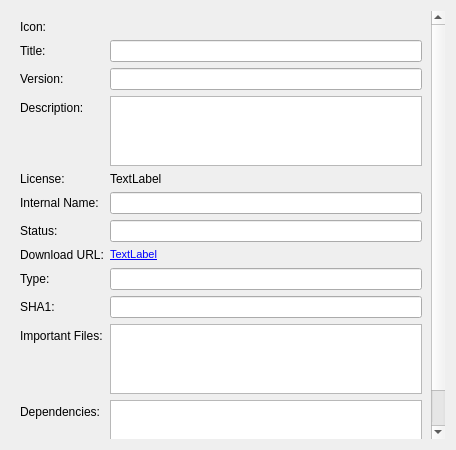
Above: wpmcpp/packageversionform.ui from npackd/npackd before the change. Below: the same form after it.
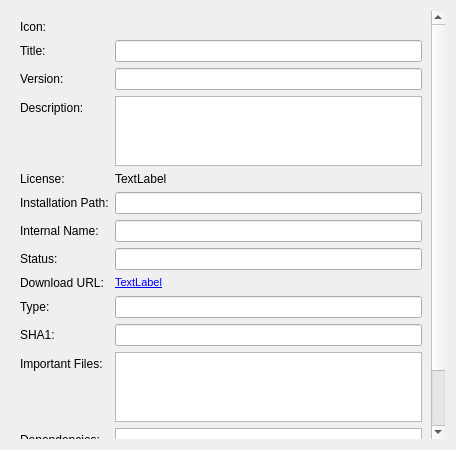
That is the form after the change.

Commit message: show installation path on detail tabs

```diff
--- a/wpmcpp/packageversionform.ui
+++ b/wpmcpp/packageversionform.ui
@@ -28,7 +28,7 @@
         <x>0</x>
         <y>0</y>
         <width>421</width>
-        <height>462</height>
+        <height>488</height>
        </rect>
       </property>
       <layout class="QFormLayout" name="formLayout">
@@ -97,7 +97,7 @@
          </property>
         </widget>
        </item>
-       <item row="5" column="0">
+       <item row="6" column="0">
         <widget class="QLabel" name="label_3">
          <property name="text">
           <string>Internal Name:</string>
@@ -107,14 +107,14 @@
          </property>
         </widget>
        </item>
-       <item row="5" column="1">
+       <item row="6" column="1">
         <widget class="QLineEdit" name="lineEditInternalName">
          <property name="readOnly">
           <bool>true</bool>
          </property>
         </widget>
        </item>
-       <item row="6" column="0">
+       <item row="7" column="0">
         <widget class="QLabel" name="label_7">
          <property name="text">
           <string>Status:</string>
@@ -124,21 +124,21 @@
          </property>
         </widget>
        </item>
-       <item row="6" column="1">
+       <item row="7" column="1">
         <widget class="QLineEdit" name="lineEditStatus">
          <property name="readOnly">
           <bool>true</bool>
          </property>
         </widget>
        </item>
-       <item row="8" column="0">
+       <item row="9" column="0">
         <widget class="QLabel" name="label_8">
          <property name="text">
           <string>Download URL:</string>
          </property>
         </widget>
        </item>
-       <item row="9" column="0">
+       <item row="10" column="0">
         <widget class="QLabel" name="label_10">
          <property name="text">
           <string>Type:</string>
@@ -148,14 +148,14 @@
          </property>
         </widget>
        </item>
-       <item row="9" column="1">
+       <item row="10" column="1">
         <widget class="QLineEdit" name="lineEditType">
          <property name="readOnly">
           <bool>true</bool>
          </property>
         </widget>
        </item>
-       <item row="10" column="0">
+       <item row="11" column="0">
         <widget class="QLabel" name="label_9">
          <property name="text">
           <string>SHA1:</string>
@@ -165,14 +165,14 @@
          </property>
         </widget>
        </item>
-       <item row="10" column="1">
+       <item row="11" column="1">
         <widget class="QLineEdit" name="lineEditSHA1">
          <property name="readOnly">
           <bool>true</bool>
          </property>
         </widget>
        </item>
-       <item row="11" column="0">
+       <item row="12" column="0">
         <widget class="QLabel" name="label_11">
          <property name="text">
           <string>Important Files:</string>
@@ -182,14 +182,14 @@
          </property>
         </widget>
        </item>
-       <item row="11" column="1">
+       <item row="12" column="1">
         <widget class="QTextEdit" name="textEditImportantFiles">
          <property name="readOnly">
           <bool>true</bool>
          </property>
         </widget>
        </item>
-       <item row="12" column="0">
+       <item row="13" column="0">
         <widget class="QLabel" name="label_12">
          <property name="text">
           <string>Dependencies:</string>
@@ -199,7 +199,7 @@
          </property>
         </widget>
        </item>
-       <item row="12" column="1">
+       <item row="13" column="1">
         <widget class="QTextEdit" name="textEditDependencies">
          <property name="readOnly">
           <bool>true</bool>
@@ -213,7 +213,7 @@
          </property>
         </widget>
        </item>
-       <item row="8" column="1">
+       <item row="9" column="1">
         <widget class="QLabel" name="labelDownloadURL">
          <property name="text">
           <string>&lt;!DOCTYPE HTML PUBLIC &quot;-//W3C//DTD HTML 4.0//EN&quot; &quot;http://www.w3.org/TR/REC-html40/strict.dtd&quot;&gt;
@@ -231,6 +231,23 @@
          </property>
         </widget>
        </item>
+       <item row="5" column="0">
+        <widget class="QLabel" name="label_13">
+         <property name="text">
+          <string>Installation Path:</string>
+         </property>
+         <property name="buddy">
+          <cstring>lineEditPath</cstring>
+         </property>
+        </widget>
+       </item>
+       <item row="5" column="1">
+        <widget class="QLineEdit" name="lineEditPath">
+         <property name="readOnly">
+          <bool>true</bool>
+         </property>
+        </widget>
+       </item>
       </layout>
      </widget>
     </widget>
```
The commit also changes 2 other files.
